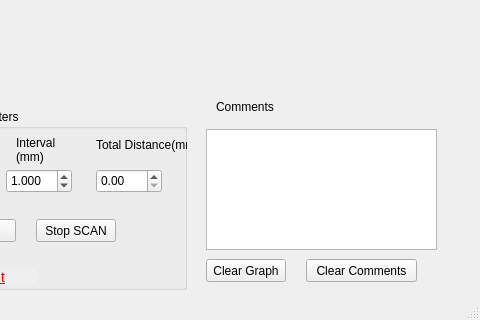
MarshallSutton/profilometer, file forms/main_form.ui: the form before one commit; both pictures show x 344 to 824 and y 430 to 750 of the 824 by 750 pixel window.
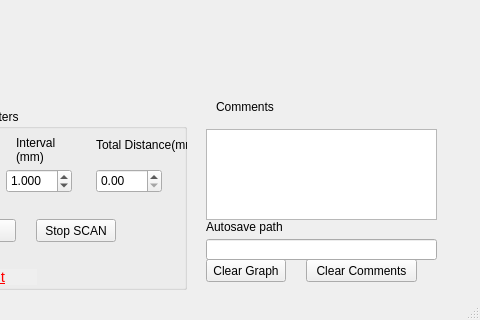
The form after the commit.

Commit message: adding calibration form

```diff
--- a/forms/main_form.ui
+++ b/forms/main_form.ui
@@ -710,7 +710,7 @@
       <x>550</x>
       <y>540</y>
       <width>231</width>
-      <height>121</height>
+      <height>91</height>
      </rect>
     </property>
     <property name="readOnly">
@@ -746,6 +746,29 @@
      <string>Clear Comments</string>
     </property>
    </widget>
+   <widget class="QLineEdit" name="autosave_path">
+    <property name="geometry">
+     <rect>
+      <x>550</x>
+      <y>650</y>
+      <width>231</width>
+      <height>21</height>
+     </rect>
+    </property>
+   </widget>
+   <widget class="QLabel" name="label_4">
+    <property name="geometry">
+     <rect>
+      <x>550</x>
+      <y>630</y>
+      <width>181</width>
+      <height>16</height>
+     </rect>
+    </property>
+    <property name="text">
+     <string>Autosave path</string>
+    </property>
+   </widget>
   </widget>
   <widget class="QMenuBar" name="menubar">
    <property name="geometry">
```
The commit also changes 3 other files.
